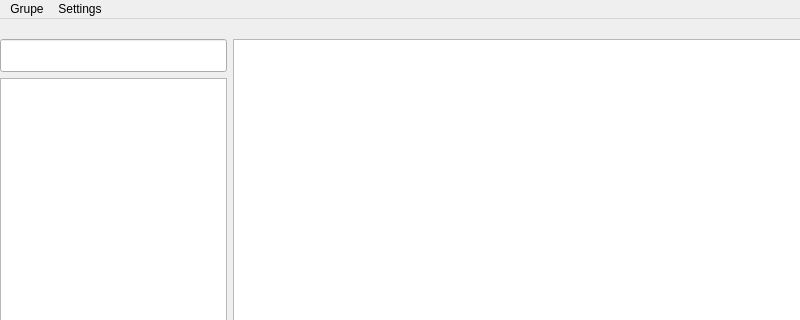
Above: UI/chatScreen.ui from zemo0/ChatApp-Python-DesktopApp before the change; both pictures show x 0 to 800 and y 0 to 320 of the 800 by 600 pixel window. Below: the same form after it.
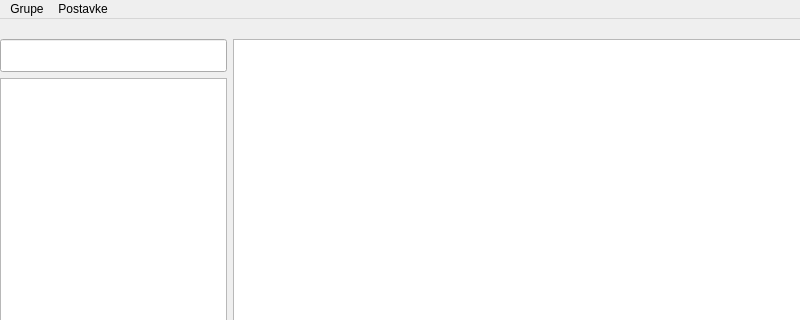
That is the form after the change.

Commit message: Settings implemented - need more refinement

```diff
--- a/UI/chatScreen.ui
+++ b/UI/chatScreen.ui
@@ -143,7 +143,7 @@
    </property>
    <widget class="QMenu" name="menuSettings">
     <property name="title">
-     <string>Settings</string>
+     <string>Postavke</string>
     </property>
     <addaction name="actionUredi"/>
    </widget>
```
Left out of the diff: 10 changed lines with no effect on the pictures. The commit also changes 8 other files.
